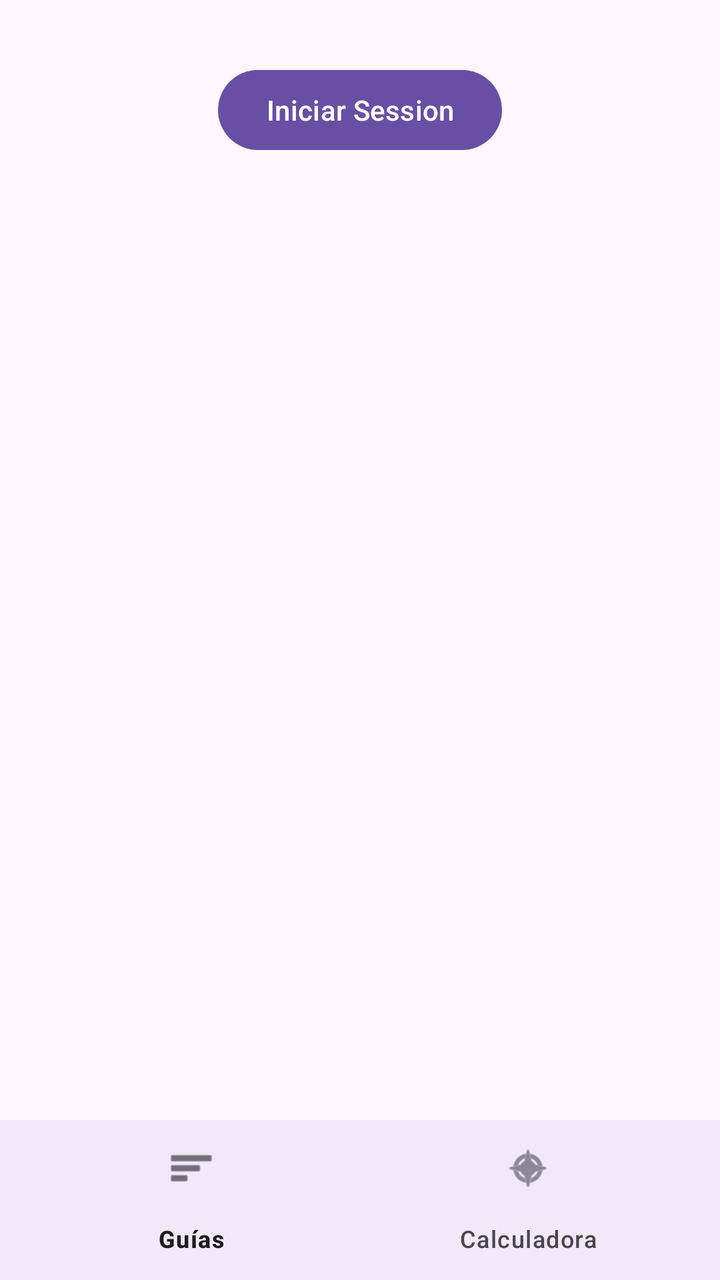
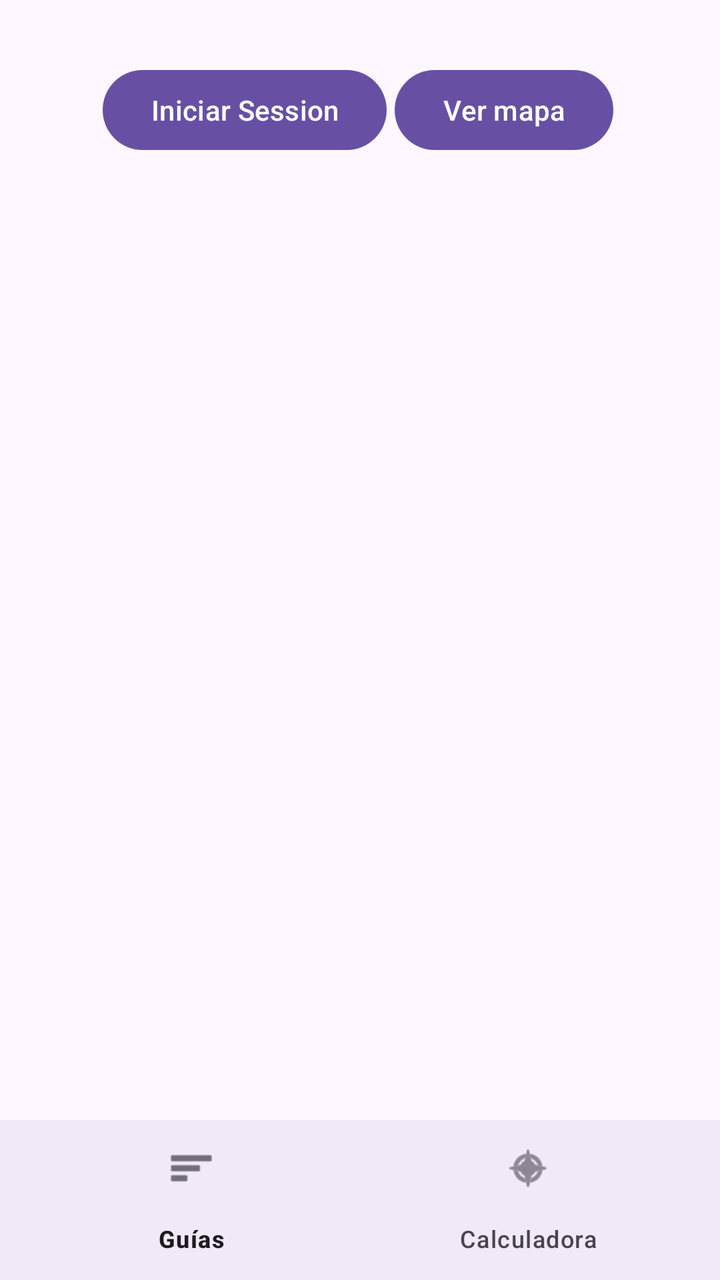

Two renders of the same Android screen: before a commit and after it. Below are the layout's source before the change and the commit's diff.
<!-- AndroidManifest.xml: application theme Theme.MyApp -->
<!-- res/layout/activity_main.xml -->
<?xml version="1.0" encoding="utf-8"?>
<RelativeLayout xmlns:android="http://schemas.android.com/apk/res/android"
    xmlns:app="http://schemas.android.com/apk/res-auto"
    android:layout_width="match_parent"
    android:layout_height="match_parent">
    


    <LinearLayout
        android:layout_width="match_parent"
        android:layout_height="wrap_content"
        android:layout_marginTop="15dp"
        android:gravity="center"
        android:orientation="horizontal"
        android:padding="16dp">

        <Button
            android:id="@+id/boton_iniciar_sesion"
            android:layout_width="wrap_content"
            android:layout_height="wrap_content"
            android:text="@string/boton_login" />

        <Button
            android:id="@+id/boton_mapa"
            android:layout_width="wrap_content"
            android:layout_height="wrap_content"
            android:text="@string/boton_mapa"
            android:visibility="gone" />
        <Button
            android:id="@+id/boton_cerrar_sesion"
            android:layout_width="wrap_content"
            android:layout_height="wrap_content"
            android:text="@string/boton_unloggin"
            android:visibility="gone" />

    </LinearLayout>

    <FrameLayout
        android:id="@+id/fragment_container"
        android:layout_width="match_parent"
        android:layout_height="546dp"
        android:layout_above="@id/bottom_navigation"
        android:layout_marginBottom="2dp" />

    <com.google.android.material.bottomnavigation.BottomNavigationView
        android:id="@+id/bottom_navigation"
        android:layout_width="match_parent"
        android:layout_height="wrap_content"
        android:layout_alignParentBottom="true"
        android:background="?android:attr/windowBackground"
        app:menu="@menu/bottom_nav_menu" />
</RelativeLayout>
<!-- resources referenced by this layout -->
<resources>
  <string name="boton_login">Iniciar Session</string>
  <string name="boton_mapa">Ver mapa de contactos</string>
  <string name="boton_unloggin">Cerrar Session</string>
  <style name="Theme.MyApp" parent="Base.Theme.MyApp" />
  <style name="Base.Theme.MyApp" parent="Theme.Material3.DayNight.NoActionBar">
          
          
      </style>
</resources>

<!-- the commit's change to res/layout/activity_main.xml (unified diff, before → after) -->
@@ -18,20 +18,23 @@
             android:id="@+id/boton_iniciar_sesion"
             android:layout_width="wrap_content"
             android:layout_height="wrap_content"
-            android:text="@string/boton_login" />
+            android:text="@string/boton_login"
+            android:layout_marginEnd="2dp"/>
 
         <Button
             android:id="@+id/boton_mapa"
             android:layout_width="wrap_content"
             android:layout_height="wrap_content"
             android:text="@string/boton_mapa"
-            android:visibility="gone" />
+            android:layout_marginStart="2dp"
+            android:layout_marginEnd="2dp"/>
         <Button
             android:id="@+id/boton_cerrar_sesion"
             android:layout_width="wrap_content"
             android:layout_height="wrap_content"
             android:text="@string/boton_unloggin"
-            android:visibility="gone" />
+            android:visibility="gone"
+            android:layout_marginStart="2dp"/>
 
     </LinearLayout>
 
<!-- resource entries referenced after the edit -->
@@ -1,7 +1,7 @@
 <!-- resources referenced by this layout -->
 <resources>
   <string name="boton_login">Iniciar Session</string>
-  <string name="boton_mapa">Ver mapa de contactos</string>
+  <string name="boton_mapa">Ver mapa</string>
   <string name="boton_unloggin">Cerrar Session</string>
   <style name="Theme.MyApp" parent="Base.Theme.MyApp" />
   <style name="Base.Theme.MyApp" parent="Theme.Material3.DayNight.NoActionBar">
